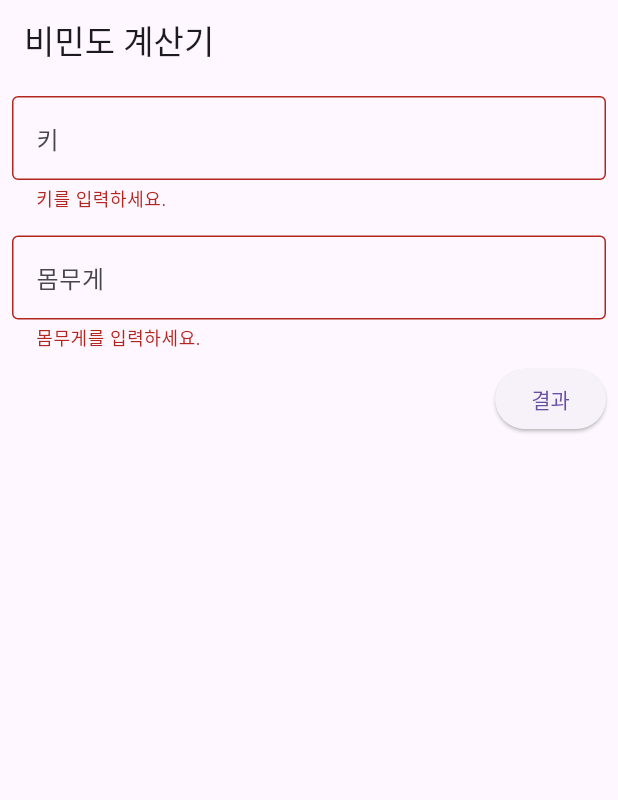
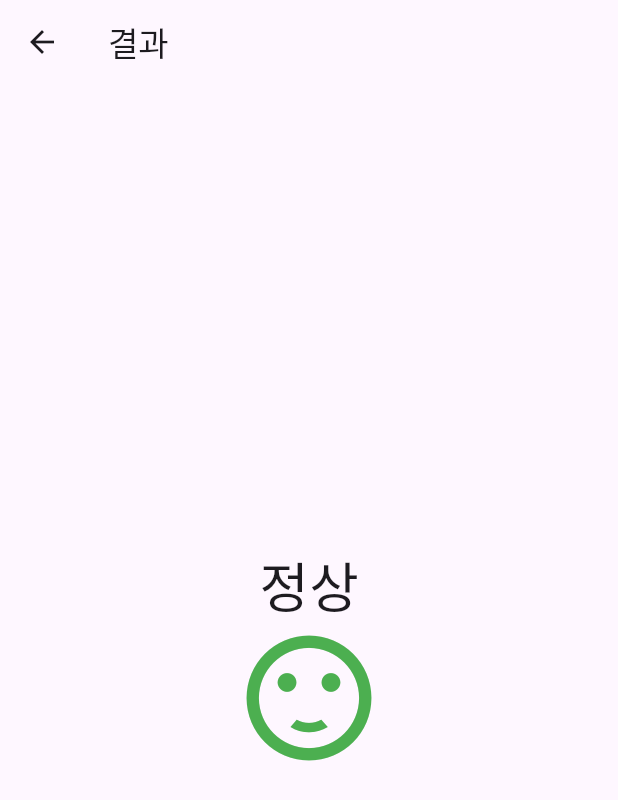
Before and after one commit to NalaJang/learn_flutter, a Flutter app: the BimanMainScreen screen opened directly, after a tap on "결과", on a phone screen of 412 x 824 dp. Shown: the top 800 px of the screen. Run offline on Flutter 3.47's test engine with Material 3 defaults, Android fonts, the phone set to English and light mode, and no system bars; our stand-ins replace lottie; network calls fail.

Commit message:
feat: 결과 화면 작성

```diff
--- a/lib/240405/biman/biman_main_screen.dart
+++ b/lib/240405/biman/biman_main_screen.dart
@@ -1,4 +1,5 @@
 import 'package:flutter/material.dart';
+import 'package:learn_fluuter_together/240405/biman/result_screen.dart';
 
 class BimanMainScreen extends StatefulWidget {
   const BimanMainScreen({super.key});
@@ -55,9 +56,17 @@ class _BimanMainScreenState extends State<BimanMainScreen> {
               ElevatedButton(
                 onPressed: () {
                   // null 이 아닐 때는 validate(확인)을 하고, null 이면 false
-                  if(_formKey.currentState?.validate() ?? false) {
+                  if (_formKey.currentState?.validate() ?? false) {
+                    return;
+                  }
 
-                  }
+                  Navigator.push(
+                    context,
+                    MaterialPageRoute(
+                      builder: (context) =>
+                          ResultScreen(height: 0.0, weight: 0.0),
+                    ),
+                  );
                 },
                 child: Text('결과'),
               )
--- a/lib/240405/biman/result_screen.dart
+++ b/lib/240405/biman/result_screen.dart
@@ -0,0 +1,39 @@
+import 'package:flutter/material.dart';
+
+class ResultScreen extends StatelessWidget {
+  final double height;
+  final double weight;
+
+  const ResultScreen({
+    super.key,
+    required this.height,
+    required this.weight,
+  });
+
+  @override
+  Widget build(BuildContext context) {
+    return Scaffold(
+      appBar: AppBar(
+        title: Text('결과'),
+      ),
+      body: Center(
+        child: Column(
+          mainAxisAlignment: MainAxisAlignment.center,
+          children: [
+            Text(
+              '정상',
+              style: TextStyle(
+                fontSize: 36,
+              ),
+            ),
+            Icon(
+              Icons.sentiment_satisfied,
+              color: Colors.green,
+              size: 100,
+            ),
+          ],
+        ),
+      ),
+    );
+  }
+}
```
